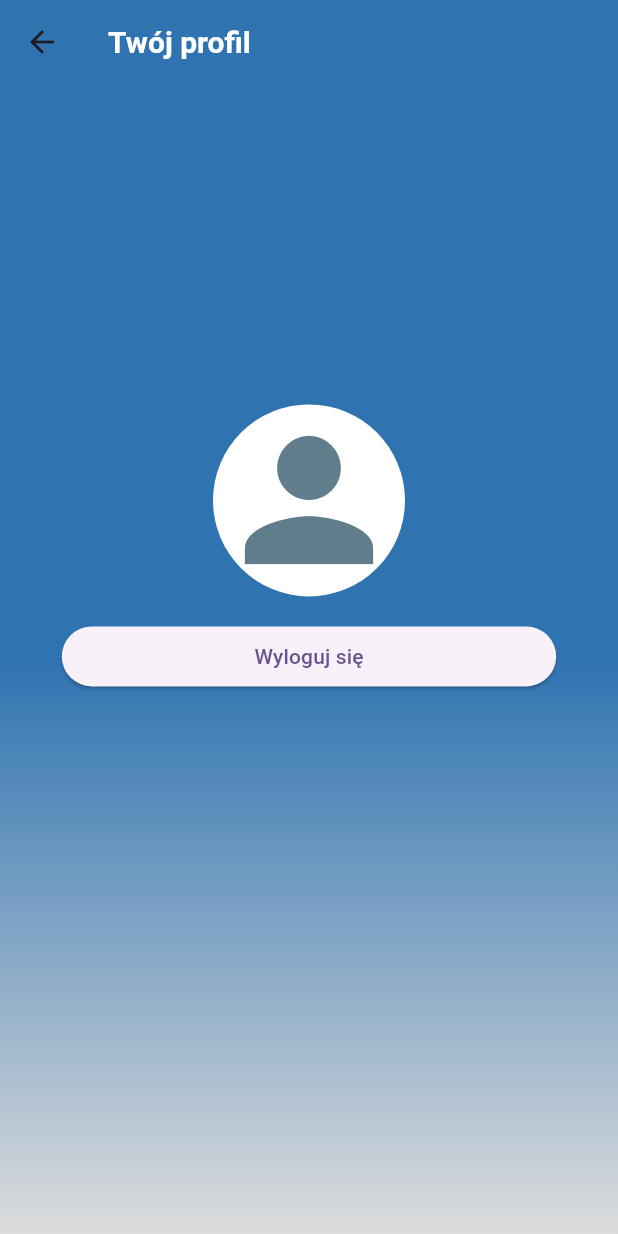
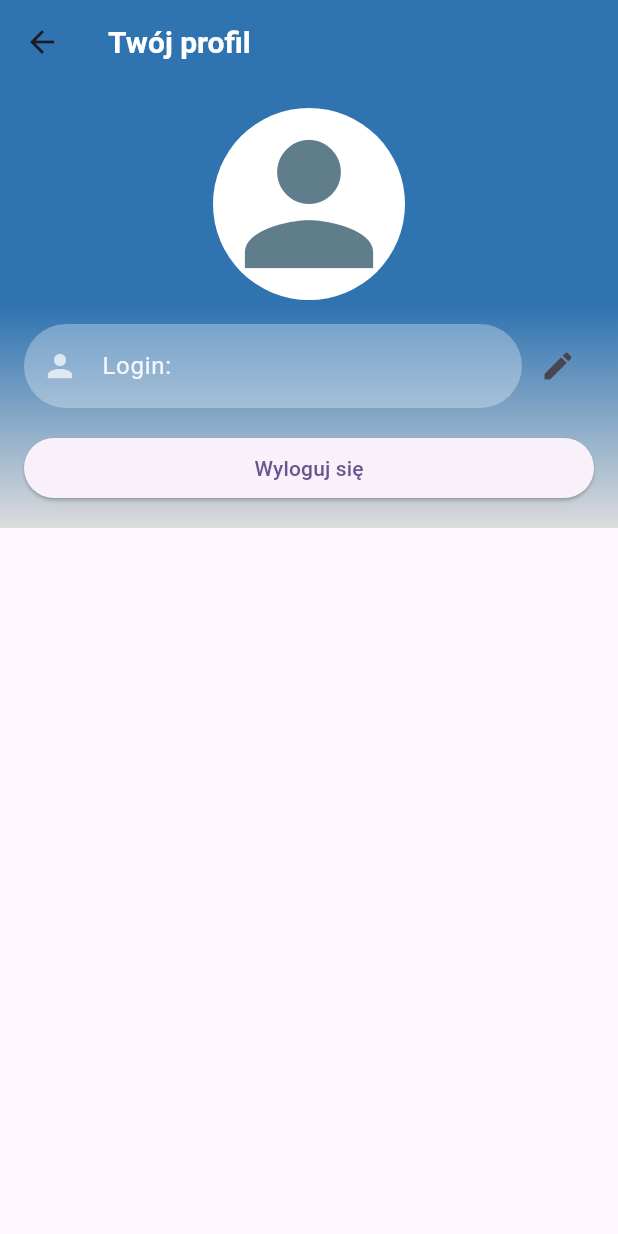
Before and after one commit to KZielinskii/Tourips, a Flutter app: the ProfileScreen screen opened directly, on a phone screen of 412 x 824 dp. Run offline on Flutter 3.47's test engine with Material 3 defaults, Android fonts, the phone set to English and light mode, and no system bars; our stand-ins replace cloud_firestore, firebase_auth, firebase_core, firebase_storage, geolocator, google_maps_flutter and 1 more; missing offline and left inert: cloud_firestore_platform_interface; accounts and stored records are empty; network calls fail.

Commit message:
added login edits

```diff
--- a/lib/models/UserModel.dart
+++ b/lib/models/UserModel.dart
@@ -3,14 +3,12 @@ class UserModel {
   final String login;
   final String email;
   final String uid;
-  final String profileImageUrl;
 
   const UserModel({
     this.id,
     required this.login,
     required this.email,
     required this.uid,
-    required this.profileImageUrl,
   });
 
   toJson() {
@@ -18,7 +16,6 @@ class UserModel {
       "login": login,
       "email": email,
       "uid": uid,
-      "profileImageUrl": profileImageUrl,
     };
   }
 
@@ -28,7 +25,6 @@ class UserModel {
       login: json['login'],
       email: json['email'],
       uid: json['uid'],
-      profileImageUrl: json['profileImageUrl'],
     );
   }
 }
--- a/lib/repository/user_repository.dart
+++ b/lib/repository/user_repository.dart
@@ -23,9 +23,9 @@ class UserRepository {
     return querySnapshot.docs.isNotEmpty;
   }
 
-  Future<void> createUser(String login, String email, String uid, String profileImageUrl) async {
+  Future<void> createUser(String login, String email, String uid) async {
 
-    UserModel user = UserModel(login: login, email: email, uid: uid, profileImageUrl: profileImageUrl);
+    UserModel user = UserModel(login: login, email: email, uid: uid);
     await _db.collection('users').doc().set(user.toJson());
   }
 
@@ -43,4 +43,33 @@ class UserRepository {
     }
     return null;
   }
+
+  Future<String?> getUserIdByUid(String uid) async {
+    QuerySnapshot querySnapshot = await _db
+        .collection('users')
+        .where('uid', isEqualTo: uid)
+        .limit(1)
+        .get();
+    return querySnapshot.docs.first.id;
+  }
+
+  Future<void> updateUserLogin(String uid, String newLogin) async {
+    bool loginExists = await checkIfLoginExists(newLogin);
+    if (loginExists) {
+      throw Exception('Podany login już istnieje. Wybierz inny.');
+    }
+
+    UserModel? userModel = await getUserByUid(uid);
+    if (userModel != null) {
+
+      String? id = await getUserIdByUid(uid);
+      await _db.collection('users').doc(id).update({'login': newLogin});
+      print('Update successful');
+
+      userModel = await getUserByUid(uid);
+      print('Updated Login: ${userModel?.login}');
+    } else {
+      print('UserModel is null, unable to update login.');
+    }
+  }
 }
--- a/lib/screens/profile_screen.dart
+++ b/lib/screens/profile_screen.dart
@@ -4,8 +4,11 @@ import 'package:firebase_auth/firebase_auth.dart';
 import 'package:firebase_storage/firebase_storage.dart';
 import 'package:flutter/material.dart';
 import 'package:image_picker/image_picker.dart';
+import 'package:tourpis/models/UserModel.dart';
+import 'package:tourpis/repository/user_repository.dart';
 import 'package:tourpis/screens/signin_screen.dart';
 import '../utils/color_utils.dart';
+import '../widgets/widget.dart';
 
 class ProfileScreen extends StatefulWidget {
   const ProfileScreen({super.key});
@@ -17,15 +20,33 @@ class ProfileScreen extends StatefulWidget {
 class _ProfileScreenState extends State<ProfileScreen> {
   File? _image;
   late User user;
+  UserModel? userModel;
+  final TextEditingController _loginController = TextEditingController();
+  final TextEditingController _emailController = TextEditingController();
+  final TextEditingController _passwordController = TextEditingController();
+  final TextEditingController _newPasswordController = TextEditingController();
+  final TextEditingController _repeatNewPasswordController = TextEditingController();
+  bool _isEditingLogin = false;
 
   @override
   void initState() {
     super.initState();
     _loadUserProfileImage();
+    _loadUserData();
+  }
+
+  Future<void> _loadUserData() async {
+    userModel = await UserRepository().getUserByUid(user.uid);
+
+    setState(() {
+      _emailController.text = user.email ?? "";
+      _loginController.text = userModel?.login ?? "";
+    });
   }
 
   Future<void> _pickImage() async {
-    final pickedFile = await ImagePicker().pickImage(source: ImageSource.gallery);
+    final pickedFile =
+    await ImagePicker().pickImage(source: ImageSource.gallery);
     late File imagePath;
 
     if (pickedFile != null) {
@@ -52,13 +73,48 @@ class _ProfileScreenState extends State<ProfileScreen> {
 
     try {
       _image = File((await storageReference.getDownloadURL()).toString());
-
       setState(() {
         _image = _image;
       });
     } catch (e) {
       print('Error loading image: $e');
     }
+  }
+
+  void _toggleEditingLogin() {
+    setState(() {
+      _isEditingLogin = !_isEditingLogin;
+    });
+  }
+
+  void _saveNewLogin() {
+    showDialog(
+      context: context,
+      builder: (BuildContext context) {
+        return AlertDialog(
+          title: const Text("Potwierdzenie"),
+          content: const Text("Czy napewno zapisać nowy login?"),
+          actions: [
+            TextButton(
+              onPressed: () async {
+                await UserRepository().updateUserLogin(user.uid, _loginController.text.toString());
+                _toggleEditingLogin();
+                Navigator.of(context).pop();
+              },
+              child: const Text("Tak"),
+            ),
+            TextButton(
+              onPressed: () async {
+                _loginController.text = userModel!.login;
+                _toggleEditingLogin();
+                Navigator.of(context).pop();
+              },
+              child: const Text("Nie"),
+            ),
+          ],
+        );
+      },
+    );
   }
 
   @override
@@ -85,13 +141,14 @@ class _ProfileScreenState extends State<ProfileScreen> {
             end: Alignment.bottomCenter,
           ),
         ),
+        child: Padding(
+          padding: const EdgeInsets.all(16.0),
+          child: SingleChildScrollView(
             child: Column(
               mainAxisAlignment: MainAxisAlignment.center,
               crossAxisAlignment: CrossAxisAlignment.stretch,
               children: [
-            Padding(
-              padding: const EdgeInsets.all(16.0),
-              child: Stack(
+                Stack(
                   alignment: Alignment.center,
                   children: [
                     GestureDetector(
@@ -127,15 +184,32 @@ class _ProfileScreenState extends State<ProfileScreen> {
                       ),
                   ],
                 ),
+                const SizedBox(height: 16.0),
+                Row(
+                  children: [
+                    Expanded(
+                      child: reusableTextField(
+                        "Login:",
+                        Icons.person,
+                        false,
+                        _loginController,
+                        _isEditingLogin,
                       ),
-            Padding(
-              padding: EdgeInsets.fromLTRB(
-                MediaQuery.of(context).size.width * 0.1,
-                MediaQuery.of(context).size.height * 0,
-                MediaQuery.of(context).size.width * 0.1,
-                MediaQuery.of(context).size.height * 0.2,
                     ),
-              child: ElevatedButton(
+                    IconButton(
+                      icon: Icon(_isEditingLogin ? Icons.save : Icons.edit),
+                      onPressed: () {
+                        if (_isEditingLogin) {
+                          _saveNewLogin();
+                        } else {
+                          _toggleEditingLogin();
+                        }
+                      },
+                    ),
+                  ],
+                ),
+                const SizedBox(height: 16.0),
+                ElevatedButton(
                   child: const Text("Wyloguj się"),
                   onPressed: () {
                     FirebaseAuth.instance.signOut().then((value) {
@@ -149,8 +223,9 @@ class _ProfileScreenState extends State<ProfileScreen> {
                     });
                   },
                 ),
+              ],
             ),
-          ],
+          ),
         ),
       ),
     );
--- a/lib/screens/signin_screen.dart
+++ b/lib/screens/signin_screen.dart
@@ -41,11 +41,11 @@ class _SignInScreenState extends State<SignInScreen> {
                 const SizedBox(
                   height: 30,
                 ),
-                reusableTextField("Wprowadź email", Icons.person_outline, false, _emailTextController),
+                reusableTextField("Wprowadź email", Icons.person_outline, false, _emailTextController, true),
                 const SizedBox(
                   height: 30,
                 ),
-                reusableTextField("Wprowadź hasło", Icons.lock_outline, true, _passwordTextController),
+                reusableTextField("Wprowadź hasło", Icons.lock_outline, true, _passwordTextController, true),
                 const SizedBox(
                   height: 30,
                 ),
--- a/lib/widgets/widget.dart
+++ b/lib/widgets/widget.dart
@@ -1,6 +1,4 @@
 import 'package:flutter/material.dart';
-
-import '../screens/friends/add_event_friends_screen.dart';
 
 Image logoWidget(String name) {
   return Image.asset(
@@ -21,7 +19,7 @@ Image smallLogoWidget(String name) {
 }
 
 TextField reusableTextField(String text, IconData icon, bool isPasswordType,
-    TextEditingController controller) {
+    TextEditingController controller, bool isEnabled) {
   return TextField(
     controller: controller,
     obscureText: isPasswordType,
@@ -45,8 +43,8 @@ TextField reusableTextField(String text, IconData icon, bool isPasswordType,
     keyboardType: isPasswordType
         ? TextInputType.visiblePassword
         : TextInputType.emailAddress,
+    enabled: isEnabled,
   );
-
 }
 
 Container singInButton(BuildContext context, bool isLogin, Function onTab) {
```
Also changed, not shown: lib/screens/signup_screen.dart (+5 -5 lines). Lines whose indentation alone changed are shown as unchanged.
